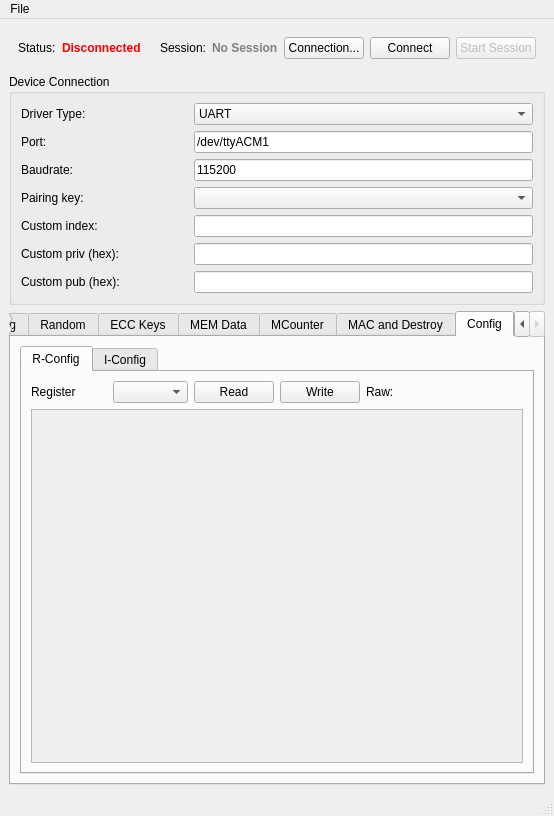
First picture: the form in mainwindow.ui, repository petrkr/tropic01manager, before the edit.
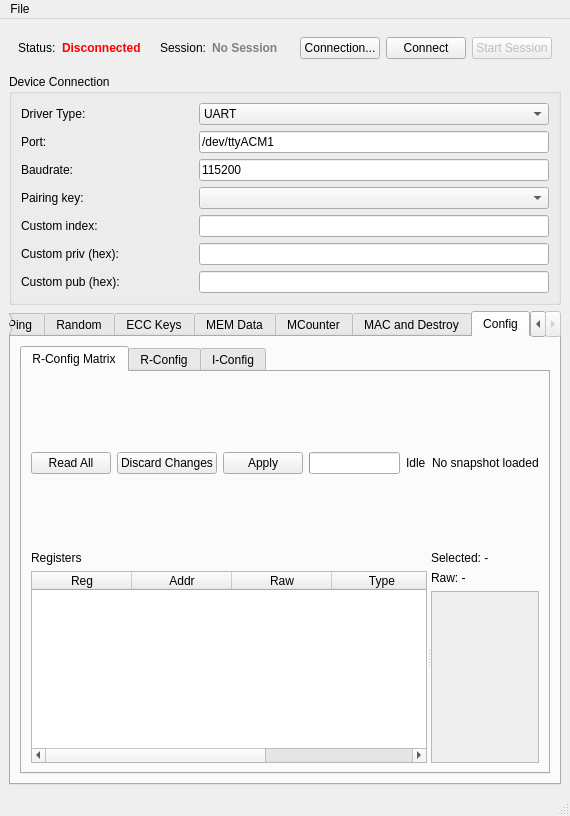
Second picture: the form after the edit. The open tabs and pages were chosen to show the change.

```diff
--- a/mainwindow.ui
+++ b/mainwindow.ui
@@ -1108,6 +1108,159 @@
           <property name="currentIndex">
            <number>0</number>
           </property>
+          <widget class="QWidget" name="tab_12">
+           <attribute name="title">
+            <string>R-Config Matrix</string>
+           </attribute>
+           <layout class="QVBoxLayout" name="layoutRConfigBulk">
+            <item>
+             <layout class="QHBoxLayout" name="layoutRConfigBulkTop">
+              <item>
+               <widget class="QPushButton" name="btnRConfigBulkReadAll">
+                <property name="text">
+                 <string>Read All</string>
+                </property>
+               </widget>
+              </item>
+              <item>
+               <widget class="QPushButton" name="btnRConfigBulkDiscard">
+                <property name="text">
+                 <string>Discard Changes</string>
+                </property>
+               </widget>
+              </item>
+              <item>
+               <widget class="QPushButton" name="btnRConfigBulkApply">
+                <property name="text">
+                 <string>Apply</string>
+                </property>
+               </widget>
+              </item>
+              <item>
+               <widget class="QProgressBar" name="pbRConfigBulkProgress">
+                <property name="value">
+                 <number>0</number>
+                </property>
+                <property name="textVisible">
+                 <bool>false</bool>
+                </property>
+               </widget>
+              </item>
+              <item>
+               <widget class="QLabel" name="lblRConfigBulkProgress">
+                <property name="text">
+                 <string>Idle</string>
+                </property>
+               </widget>
+              </item>
+              <item>
+               <widget class="QLabel" name="lblRConfigBulkStatus">
+                <property name="text">
+                 <string>No snapshot loaded</string>
+                </property>
+               </widget>
+              </item>
+              <item>
+               <spacer name="horizontalSpacerRConfigBulk">
+                <property name="orientation">
+                 <enum>Qt::Horizontal</enum>
+                </property>
+                <property name="sizeHint" stdset="0">
+                 <size>
+                  <width>40</width>
+                  <height>20</height>
+                 </size>
+                </property>
+               </spacer>
+              </item>
+             </layout>
+            </item>
+            <item>
+             <widget class="QSplitter" name="splitterRConfigBulk">
+              <property name="orientation">
+               <enum>Qt::Horizontal</enum>
+              </property>
+              <widget class="QWidget" name="splitterRConfigBulkLeft">
+               <layout class="QVBoxLayout" name="layoutRConfigBulkLeft">
+                <item>
+                 <widget class="QLabel" name="lblRConfigBulkTableTitle">
+                  <property name="text">
+                   <string>Registers</string>
+                  </property>
+                 </widget>
+                </item>
+                <item>
+                 <widget class="QTableWidget" name="tblRConfigBulk">
+                  <property name="alternatingRowColors">
+                   <bool>true</bool>
+                  </property>
+                  <property name="selectionMode">
+                   <enum>QAbstractItemView::SelectionMode::SingleSelection</enum>
+                  </property>
+                  <property name="selectionBehavior">
+                   <enum>QAbstractItemView::SelectionBehavior::SelectRows</enum>
+                  </property>
+                  <column>
+                   <property name="text">
+                    <string>Reg</string>
+                   </property>
+                  </column>
+                  <column>
+                   <property name="text">
+                    <string>Addr</string>
+                   </property>
+                  </column>
+                  <column>
+                   <property name="text">
+                    <string>Raw</string>
+                   </property>
+                  </column>
+                  <column>
+                   <property name="text">
+                    <string>Type</string>
+                   </property>
+                  </column>
+                  <column>
+                   <property name="text">
+                    <string>State</string>
+                   </property>
+                  </column>
+                 </widget>
+                </item>
+               </layout>
+              </widget>
+              <widget class="QWidget" name="splitterRConfigBulkRight">
+               <layout class="QVBoxLayout" name="layoutRConfigBulkRight">
+                <item>
+                 <widget class="QLabel" name="lblRConfigBulkSelected">
+                  <property name="text">
+                   <string>Selected: -</string>
+                  </property>
+                 </widget>
+                </item>
+                <item>
+                 <widget class="QLabel" name="lblRConfigBulkRaw">
+                  <property name="text">
+                   <string>Raw: -</string>
+                  </property>
+                 </widget>
+                </item>
+                <item>
+                 <widget class="QScrollArea" name="scrollRConfigBulk">
+                  <property name="widgetResizable">
+                   <bool>true</bool>
+                  </property>
+                  <widget class="QWidget" name="scrollRConfigBulkContents">
+                   <layout class="QVBoxLayout" name="layoutRConfigBulkDetails"/>
+                  </widget>
+                 </widget>
+                </item>
+               </layout>
+              </widget>
+             </widget>
+            </item>
+           </layout>
+          </widget>
          <widget class="QWidget" name="tab_10">
           <attribute name="title">
            <string>R-Config</string>
```
Left out of the diff: 7 changed lines with no effect on the pictures. Lines whose indentation alone changed are shown as unchanged.
